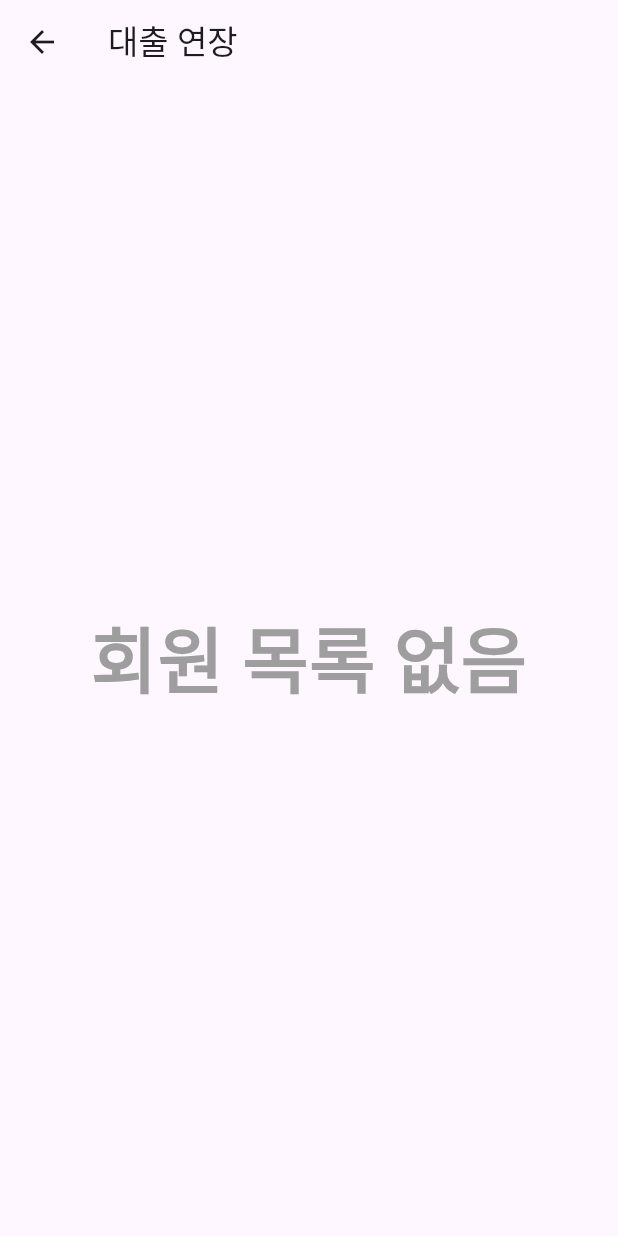
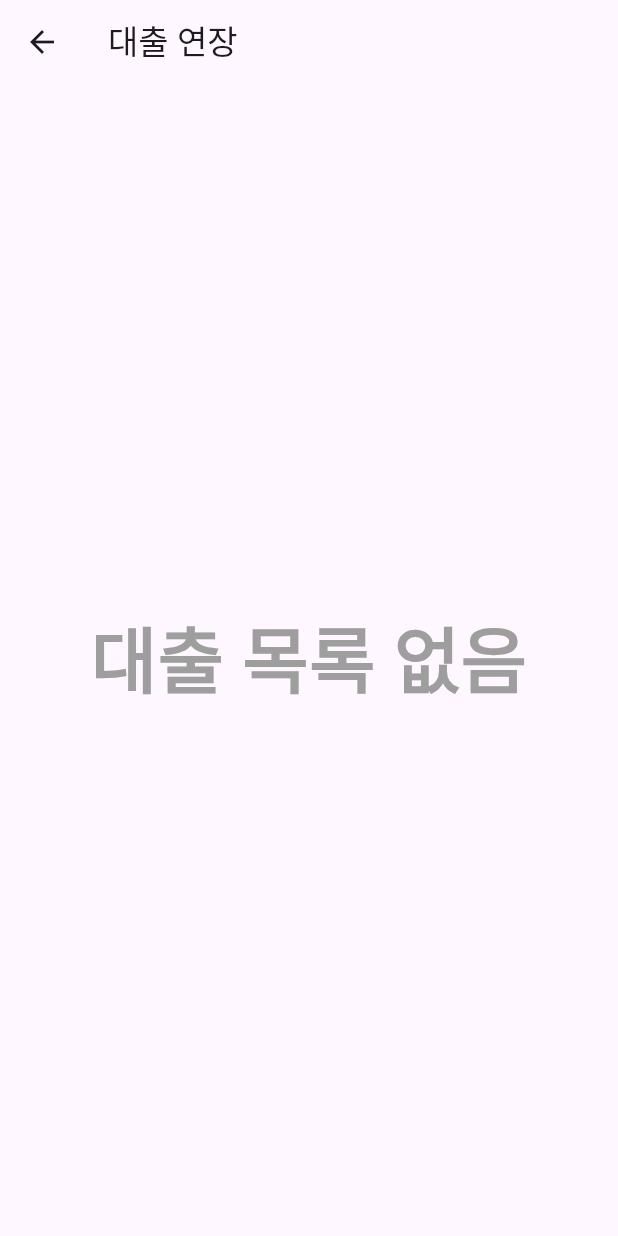
Before and after one commit to dodocap/flutter-library-manager, a Flutter app: the RenewalListScreen screen opened directly with empty values, on a phone screen of 412 x 824 dp. Run offline on Flutter 3.47's test engine with Material 3 defaults, Android fonts, the phone set to English and light mode, and no system bars; our stand-ins replace go_router, sticky_headers.

Commit message:
fix: 도서 목록 없을 경우 표출 텍스트 수정

```diff
--- a/lib/presenter/renewal/renewal_list_screen.dart
+++ b/lib/presenter/renewal/renewal_list_screen.dart
@@ -54,7 +54,7 @@ class _RenewalListScreenState extends State<RenewalListScreen> {
       ),
       body: _borrowBookList.isEmpty
           ? const Center(
-          child: Text('회원 목록 없음', style: TextStyle(fontSize: 48, fontWeight: FontWeight.bold, color: Colors.grey)))
+          child: Text('대출 목록 없음', style: TextStyle(fontSize: 48, fontWeight: FontWeight.bold, color: Colors.grey)))
           : SingleChildScrollView(
         scrollDirection: Axis.horizontal,
         child: StickyHeader(
--- a/lib/presenter/return/return_list_screen.dart
+++ b/lib/presenter/return/return_list_screen.dart
@@ -58,7 +58,7 @@ class _ReturnListScreenState extends State<ReturnListScreen> {
       ),
       body: _borrowBookList.isEmpty
           ? const Center(
-          child: Text('회원 목록 없음', style: TextStyle(fontSize: 48, fontWeight: FontWeight.bold, color: Colors.grey)))
+          child: Text('대출 목록 없음', style: TextStyle(fontSize: 48, fontWeight: FontWeight.bold, color: Colors.grey)))
           : SingleChildScrollView(
         scrollDirection: Axis.horizontal,
         child: StickyHeader(
```
